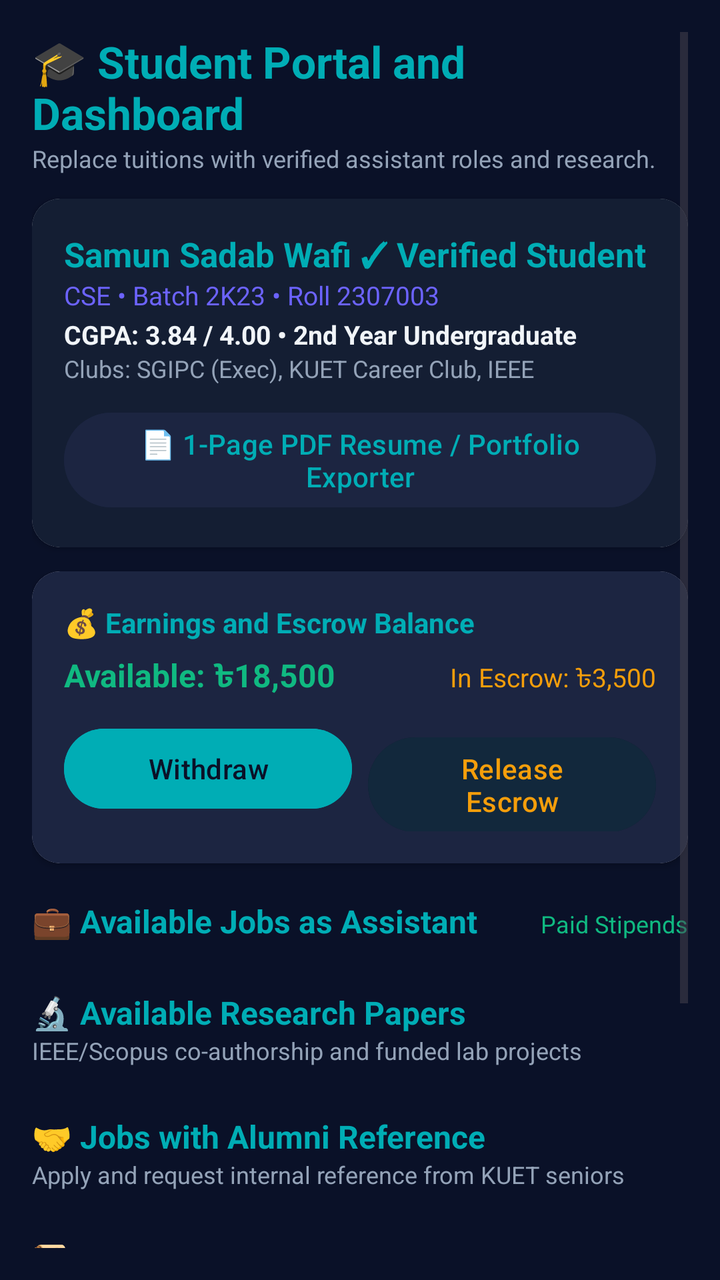
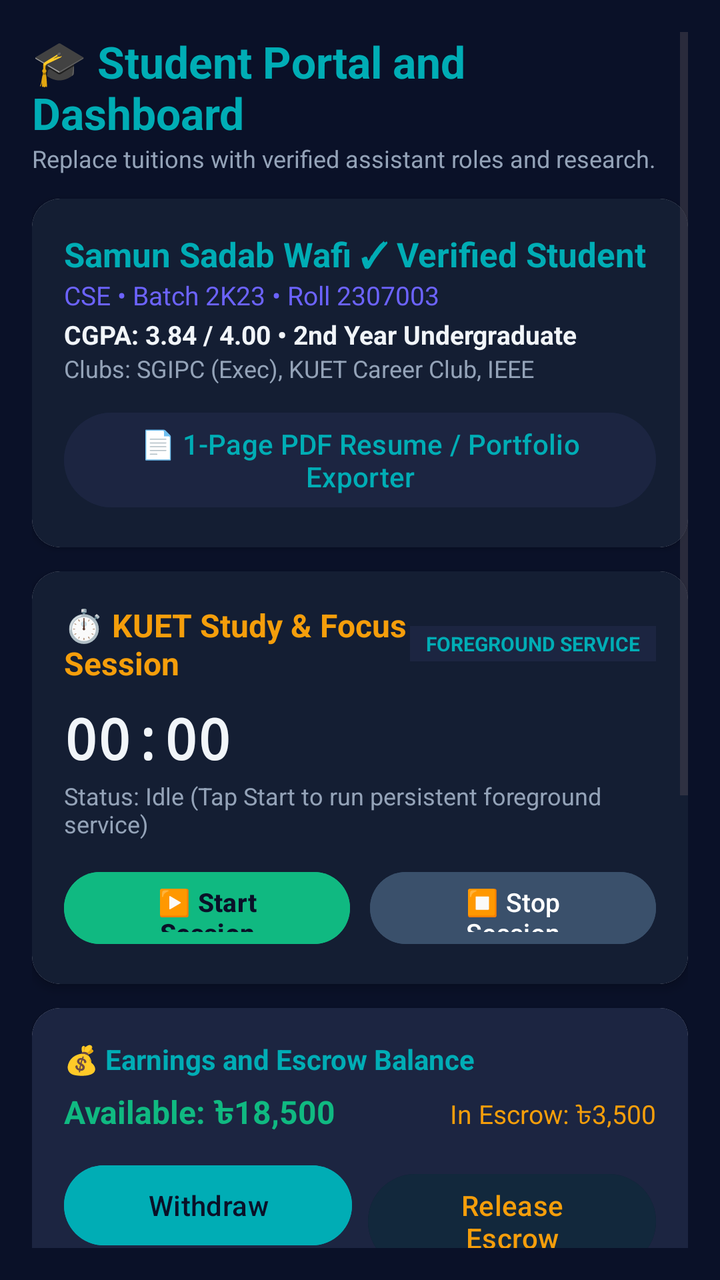

The first picture is an Android layout as it rendered before a commit; the second is the same layout after the commit. The layout source and the unified diff follow.
<!-- AndroidManifest.xml: application theme Theme.WizardsOfTeligati -->
<!-- res/layout/fragment_student.xml -->
<?xml version="1.0" encoding="utf-8"?>
<ScrollView xmlns:android="http://schemas.android.com/apk/res/android"
    xmlns:app="http://schemas.android.com/apk/res-auto"
    android:layout_width="match_parent"
    android:layout_height="match_parent"
    android:background="@color/deep_navy"
    android:padding="16dp">

    <LinearLayout
        android:layout_width="match_parent"
        android:layout_height="wrap_content"
        android:orientation="vertical">

        
        <TextView
            android:layout_width="wrap_content"
            android:layout_height="wrap_content"
            android:text="🎓 Student Portal and Dashboard"
            android:textColor="@color/mystic_cyan"
            android:textSize="22sp"
            android:textStyle="bold" />

        <TextView
            android:layout_width="wrap_content"
            android:layout_height="wrap_content"
            android:text="Replace tuitions with verified assistant roles and research."
            android:textColor="@color/text_secondary"
            android:textSize="12sp" />

        
        <androidx.cardview.widget.CardView
            android:layout_width="match_parent"
            android:layout_height="wrap_content"
            android:layout_marginTop="12dp"
            app:cardCornerRadius="14dp">

            <LinearLayout
                android:layout_width="match_parent"
                android:layout_height="wrap_content"
                android:background="@color/card_dark"
                android:orientation="vertical"
                android:padding="16dp">

                <TextView
                    android:id="@+id/tvStudentName"
                    android:layout_width="wrap_content"
                    android:layout_height="wrap_content"
                    android:text="Samun Sadab Wafi ✓ Verified Student"
                    android:textColor="@color/mystic_cyan"
                    android:textSize="17sp"
                    android:textStyle="bold" />

                <TextView
                    android:id="@+id/tvStudentMeta"
                    android:layout_width="wrap_content"
                    android:layout_height="wrap_content"
                    android:text="CSE • Batch 2K23 • Roll 2307003"
                    android:textColor="@color/accent_purple"
                    android:textSize="13sp" />

                <TextView
                    android:layout_width="wrap_content"
                    android:layout_height="wrap_content"
                    android:layout_marginTop="2dp"
                    android:text="CGPA: 3.84 / 4.00 • 2nd Year Undergraduate"
                    android:textColor="@color/text_primary"
                    android:textSize="13sp"
                    android:textStyle="bold" />

                <TextView
                    android:layout_width="wrap_content"
                    android:layout_height="wrap_content"
                    android:text="Clubs: SGIPC (Exec), KUET Career Club, IEEE"
                    android:textColor="@color/text_secondary"
                    android:textSize="12sp" />

                <Button
                    android:id="@+id/btnExportResume"
                    android:layout_width="match_parent"
                    android:layout_height="wrap_content"
                    android:layout_marginTop="10dp"
                    android:backgroundTint="@color/indigo_dark"
                    android:text="📄 1-Page PDF Resume / Portfolio Exporter"
                    android:textColor="@color/mystic_cyan" />
            </LinearLayout>
        </androidx.cardview.widget.CardView>

        
        <androidx.cardview.widget.CardView
            android:layout_width="match_parent"
            android:layout_height="wrap_content"
            android:layout_marginTop="12dp"
            app:cardCornerRadius="14dp">

            <LinearLayout
                android:layout_width="match_parent"
                android:layout_height="wrap_content"
                android:background="@color/indigo_dark"
                android:orientation="vertical"
                android:padding="16dp">

                <TextView
                    android:layout_width="wrap_content"
                    android:layout_height="wrap_content"
                    android:text="💰 Earnings and Escrow Balance"
                    android:textColor="@color/mystic_cyan"
                    android:textStyle="bold" />

                <LinearLayout
                    android:layout_width="match_parent"
                    android:layout_height="wrap_content"
                    android:layout_marginTop="6dp"
                    android:orientation="horizontal">

                    <TextView
                        android:id="@+id/tvAvailableBalance"
                        android:layout_width="0dp"
                        android:layout_height="wrap_content"
                        android:layout_weight="1"
                        android:text="Available: ৳18,500"
                        android:textColor="@color/emerald_green"
                        android:textSize="16sp"
                        android:textStyle="bold" />

                    <TextView
                        android:id="@+id/tvEscrowBalance"
                        android:layout_width="wrap_content"
                        android:layout_height="wrap_content"
                        android:text="In Escrow: ৳3,500"
                        android:textColor="@color/accent_gold"
                        android:textSize="13sp" />
                </LinearLayout>

                <LinearLayout
                    android:layout_width="match_parent"
                    android:layout_height="wrap_content"
                    android:layout_marginTop="10dp"
                    android:orientation="horizontal">

                    <Button
                        android:id="@+id/btnWithdraw"
                        android:layout_width="0dp"
                        android:layout_height="wrap_content"
                        android:layout_weight="1"
                        android:backgroundTint="@color/mystic_cyan"
                        android:text="Withdraw"
                        android:textColor="@color/deep_navy" />

                    <Button
                        android:id="@+id/btnReleaseEscrow"
                        android:layout_width="0dp"
                        android:layout_height="wrap_content"
                        android:layout_marginStart="8dp"
                        android:layout_weight="1"
                        android:backgroundTint="@color/card_dark"
                        android:text="Release Escrow"
                        android:textColor="@color/accent_gold" />
                </LinearLayout>
            </LinearLayout>
        </androidx.cardview.widget.CardView>

        
        <LinearLayout
            android:layout_width="match_parent"
            android:layout_height="wrap_content"
            android:layout_marginTop="18dp"
            android:orientation="horizontal">

            <TextView
                android:layout_width="0dp"
                android:layout_height="wrap_content"
                android:layout_weight="1"
                android:text="💼 Available Jobs as Assistant"
                android:textColor="@color/mystic_cyan"
                android:textSize="16sp"
                android:textStyle="bold" />

            <TextView
                android:id="@+id/tvAssistantJobsCount"
                android:layout_width="wrap_content"
                android:layout_height="wrap_content"
                android:text="Paid Stipends"
                android:textColor="@color/emerald_green"
                android:textSize="12sp" />
        </LinearLayout>

        <androidx.recyclerview.widget.RecyclerView
            android:id="@+id/rvStudentAssistantJobs"
            android:layout_width="match_parent"
            android:layout_height="wrap_content"
            android:layout_marginTop="6dp"
            android:nestedScrollingEnabled="false" />

        
        <TextView
            android:layout_width="wrap_content"
            android:layout_height="wrap_content"
            android:layout_marginTop="18dp"
            android:text="🔬 Available Research Papers"
            android:textColor="@color/mystic_cyan"
            android:textSize="16sp"
            android:textStyle="bold" />

        <TextView
            android:layout_width="wrap_content"
            android:layout_height="wrap_content"
            android:text="IEEE/Scopus co-authorship and funded lab projects"
            android:textColor="@color/text_secondary"
            android:textSize="12sp" />

        <androidx.recyclerview.widget.RecyclerView
            android:id="@+id/rvStudentResearchPapers"
            android:layout_width="match_parent"
            android:layout_height="wrap_content"
            android:layout_marginTop="6dp"
            android:nestedScrollingEnabled="false" />

        
        <TextView
            android:layout_width="wrap_content"
            android:layout_height="wrap_content"
            android:layout_marginTop="18dp"
            android:text="🤝 Jobs with Alumni Reference"
            android:textColor="@color/mystic_cyan"
            android:textSize="16sp"
            android:textStyle="bold" />

        <TextView
            android:layout_width="wrap_content"
            android:layout_height="wrap_content"
            android:text="Apply and request internal reference from KUET seniors"
            android:textColor="@color/text_secondary"
            android:textSize="12sp" />

        <androidx.recyclerview.widget.RecyclerView
            android:id="@+id/rvStudentReferenceJobs"
            android:layout_width="match_parent"
            android:layout_height="wrap_content"
            android:layout_marginTop="6dp"
            android:nestedScrollingEnabled="false" />

        
        <TextView
            android:layout_width="wrap_content"
            android:layout_height="wrap_content"
            android:layout_marginTop="18dp"
            android:text="📜 Personal Activity and History"
            android:textColor="@color/mystic_cyan"
            android:textSize="16sp"
            android:textStyle="bold" />

        <androidx.recyclerview.widget.RecyclerView
            android:id="@+id/rvStudentTransactions"
            android:layout_width="match_parent"
            android:layout_height="wrap_content"
            android:layout_marginTop="6dp"
            android:nestedScrollingEnabled="false" />

        
        <TextView
            android:layout_width="wrap_content"
            android:layout_height="wrap_content"
            android:layout_marginTop="18dp"
            android:text="🌍 Alumni Network (Country / Company)"
            android:textColor="@color/mystic_cyan"
            android:textSize="16sp"
            android:textStyle="bold" />

        <TextView
            android:layout_width="wrap_content"
            android:layout_height="wrap_content"
            android:text="Tap any Alumni to request mentorship or job referral."
            android:textColor="@color/text_secondary"
            android:textSize="12sp" />

        <androidx.recyclerview.widget.RecyclerView
            android:id="@+id/rvStudentAlumni"
            android:layout_width="match_parent"
            android:layout_height="wrap_content"
            android:layout_marginTop="6dp"
            android:nestedScrollingEnabled="false" />

        
        <Button
            android:id="@+id/btnLogout"
            android:layout_width="match_parent"
            android:layout_height="wrap_content"
            android:layout_marginTop="20dp"
            android:layout_marginBottom="24dp"
            android:backgroundTint="@color/card_dark"
            android:text="Switch Role / Log Out"
            android:textColor="@color/text_secondary" />
    </LinearLayout>
</ScrollView>
<!-- resources referenced by this layout -->
<resources>
  <color name="accent_gold">#F59E0B</color>
  <color name="accent_purple">#6C63FF</color>
  <color name="card_dark">#141E33</color>
  <color name="deep_navy">#0A1128</color>
  <color name="emerald_green">#10B981</color>
  <color name="indigo_dark">#1C2541</color>
  <color name="mystic_cyan">#00ADB5</color>
  <color name="text_primary">#F1F5F9</color>
  <color name="text_secondary">#94A3B8</color>
  <style name="Theme.WizardsOfTeligati" parent="Theme.Material3.DayNight.NoActionBar">
          <item name="colorPrimary">@color/mystic_cyan</item>
          <item name="colorSecondary">@color/accent_purple</item>
          <item name="android:windowBackground">@color/deep_navy</item>
          <item name="colorSurface">@color/card_dark</item>
          <item name="colorOnSurface">@color/text_primary</item>
          <item name="colorOnPrimary">@color/deep_navy</item>
      </style>
</resources>

<!-- the commit's change to res/layout/fragment_student.xml (unified diff, before → after) -->
@@ -29,6 +29,42 @@
 
         
         <androidx.cardview.widget.CardView
+            android:id="@+id/cardVerificationNotice"
+            android:layout_width="match_parent"
+            android:layout_height="wrap_content"
+            android:layout_marginTop="10dp"
+            android:visibility="gone"
+            app:cardCornerRadius="10dp"
+            app:cardBackgroundColor="#2A1B0E">
+
+            <LinearLayout
+                android:layout_width="match_parent"
+                android:layout_height="wrap_content"
+                android:orientation="vertical"
+                android:padding="12dp">
+
+                <TextView
+                    android:id="@+id/tvVerificationNoticeTitle"
+                    android:layout_width="wrap_content"
+                    android:layout_height="wrap_content"
+                    android:text="⏳ Institutional Verification Pending"
+                    android:textColor="#FFA726"
+                    android:textSize="14sp"
+                    android:textStyle="bold" />
+
+                <TextView
+                    android:id="@+id/tvVerificationNoticeDesc"
+                    android:layout_width="wrap_content"
+                    android:layout_height="wrap_content"
+                    android:layout_marginTop="4dp"
+                    android:text="Your account is awaiting KUET institutional email verification (pending external SMTP deployment). Restricted actions like applying for assistant jobs and submitting research proposals remain locked."
+                    android:textColor="@color/text_secondary"
+                    android:textSize="12sp" />
+            </LinearLayout>
+        </androidx.cardview.widget.CardView>
+
+        
+        <androidx.cardview.widget.CardView
             android:layout_width="match_parent"
             android:layout_height="wrap_content"
             android:layout_marginTop="12dp"
@@ -82,6 +118,104 @@
                     android:backgroundTint="@color/indigo_dark"
                     android:text="📄 1-Page PDF Resume / Portfolio Exporter"
                     android:textColor="@color/mystic_cyan" />
+            </LinearLayout>
+        </androidx.cardview.widget.CardView>
+
+        
+        <androidx.cardview.widget.CardView
+            android:id="@+id/cardStudySession"
+            android:layout_width="match_parent"
+            android:layout_height="wrap_content"
+            android:layout_marginTop="12dp"
+            app:cardCornerRadius="14dp"
+            app:cardElevation="3dp">
+
+            <LinearLayout
+                android:layout_width="match_parent"
+                android:layout_height="wrap_content"
+                android:background="@color/card_dark"
+                android:orientation="vertical"
+                android:padding="16dp">
+
+                <LinearLayout
+                    android:layout_width="match_parent"
+                    android:layout_height="wrap_content"
+                    android:orientation="horizontal"
+                    android:gravity="center_vertical">
+
+                    <TextView
+                        android:layout_width="0dp"
+                        android:layout_height="wrap_content"
+                        android:layout_weight="1"
+                        android:text="⏱️ KUET Study &amp; Focus Session"
+                        android:textColor="@color/accent_gold"
+                        android:textSize="16sp"
+                        android:textStyle="bold" />
+
+                    <TextView
+                        android:id="@+id/tvStudyServiceBadge"
+                        android:layout_width="wrap_content"
+                        android:layout_height="wrap_content"
+                        android:background="@color/indigo_dark"
+                        android:paddingStart="8dp"
+                        android:paddingEnd="8dp"
+                        android:paddingTop="2dp"
+                        android:paddingBottom="2dp"
+                        android:text="FOREGROUND SERVICE"
+                        android:textColor="@color/mystic_cyan"
+                        android:textSize="10sp"
+                        android:textStyle="bold" />
+                </LinearLayout>
+
+                <TextView
+                    android:id="@+id/tvStudySessionTimer"
+                    android:layout_width="wrap_content"
+                    android:layout_height="wrap_content"
+                    android:layout_marginTop="8dp"
+                    android:text="00:00"
+                    android:textColor="@color/text_primary"
+                    android:textSize="28sp"
+                    android:textStyle="bold"
+                    android:fontFamily="monospace" />
+
+                <TextView
+                    android:id="@+id/tvStudySessionStatus"
+                    android:layout_width="wrap_content"
+                    android:layout_height="wrap_content"
+                    android:layout_marginTop="2dp"
+                    android:layout_marginBottom="12dp"
+                    android:text="Status: Idle (Tap Start to run persistent foreground service)"
+                    android:textColor="@color/text_secondary"
+                    android:textSize="12sp" />
+
+                <LinearLayout
+                    android:layout_width="match_parent"
+                    android:layout_height="wrap_content"
+                    android:orientation="horizontal">
+
+                    <Button
+                        android:id="@+id/btnStartStudySession"
+                        android:layout_width="0dp"
+                        android:layout_height="44dp"
+                        android:layout_weight="1"
+                        android:backgroundTint="@color/emerald_green"
+                        android:text="▶️ Start Session"
+                        android:textColor="@color/deep_navy"
+                        android:textStyle="bold"
+                        android:textSize="13sp" />
+
+                    <Button
+                        android:id="@+id/btnStopStudySession"
+                        android:layout_width="0dp"
+                        android:layout_height="44dp"
+                        android:layout_marginStart="10dp"
+                        android:layout_weight="1"
+                        android:backgroundTint="@color/slate_blue"
+                        android:text="⏹️ Stop Session"
+                        android:textColor="@color/white"
+                        android:textSize="13sp"
+                        android:enabled="false" />
+                </LinearLayout>
             </LinearLayout>
         </androidx.cardview.widget.CardView>
 
<!-- resource entries referenced after the edit -->
@@ -7,8 +7,10 @@
   <color name="emerald_green">#10B981</color>
   <color name="indigo_dark">#1C2541</color>
   <color name="mystic_cyan">#00ADB5</color>
+  <color name="slate_blue">#3A506B</color>
   <color name="text_primary">#F1F5F9</color>
   <color name="text_secondary">#94A3B8</color>
+  <color name="white">#FFFFFF</color>
   <style name="Theme.WizardsOfTeligati" parent="Theme.Material3.DayNight.NoActionBar">
           <item name="colorPrimary">@color/mystic_cyan</item>
           <item name="colorSecondary">@color/accent_purple</item>
